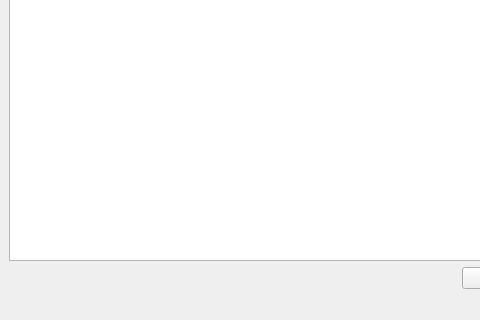
VitalikTsarik/linguistic-knowledge-base, file src/gui/forms/main_window.ui: the form before one commit; both pictures show x 0 to 480 and y 371 to 691 of the 637 by 691 pixel window.
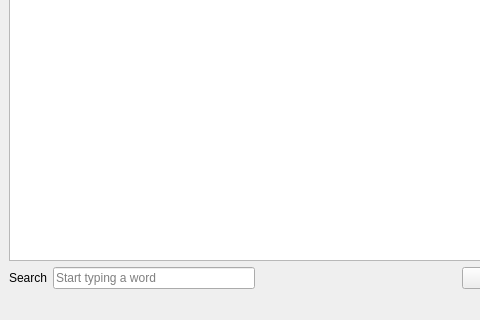
The form after the commit.

Commit message: Add search feature

Patch:
```diff
--- a/src/gui/forms/main_window.ui
+++ b/src/gui/forms/main_window.ui
@@ -76,6 +76,20 @@
     </item>
     <item>
      <layout class="QHBoxLayout" name="horizontalLayout">
+      <item>
+       <widget class="QLabel" name="label">
+        <property name="text">
+         <string>Search</string>
+        </property>
+       </widget>
+      </item>
+      <item>
+       <widget class="QLineEdit" name="searchLineEdit">
+        <property name="placeholderText">
+         <string>Start typing a word</string>
+        </property>
+       </widget>
+      </item>
       <item>
        <spacer name="horizontalSpacer">
         <property name="orientation">
```
The commit also changes 3 other files.
